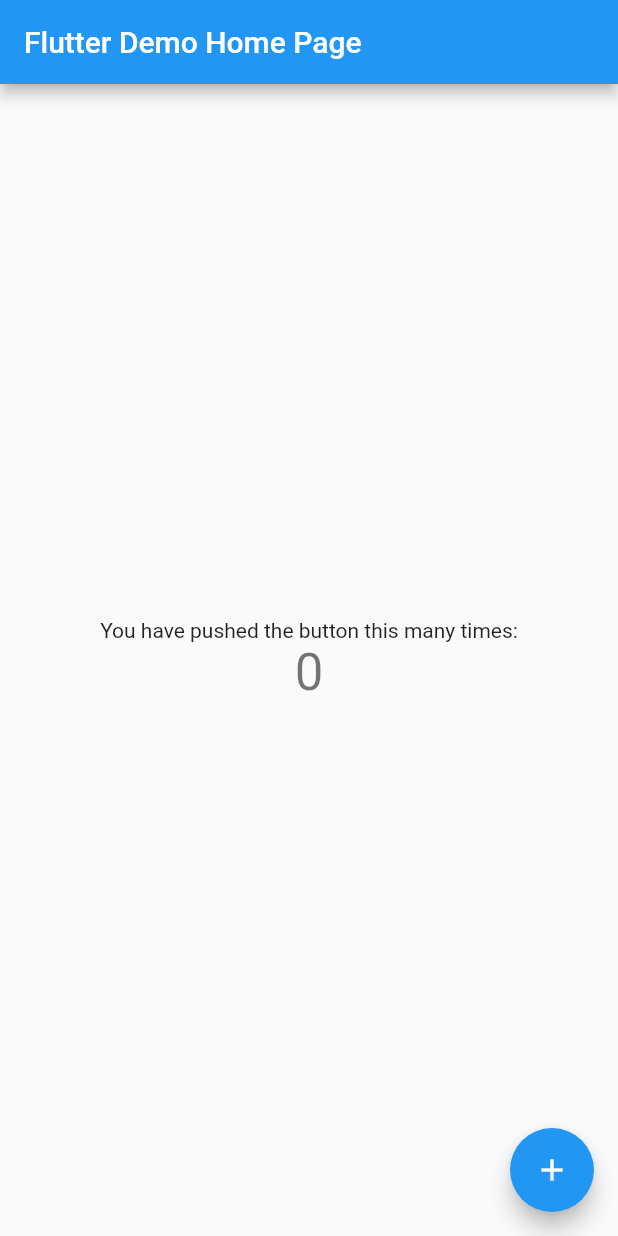
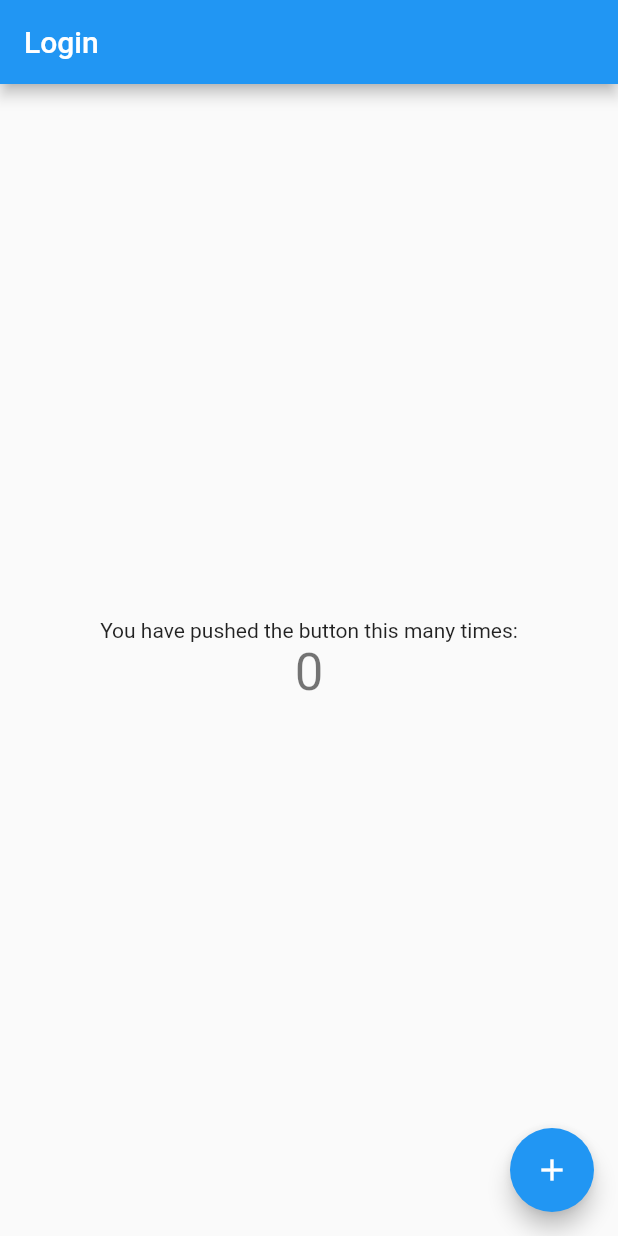
Before and after one commit to carlosrzisc/wish_app, a Flutter app: the screen it shows after launch, on a phone screen of 412 x 824 dp. Run offline on Flutter 3.47's test engine with Material 2 defaults, Android fonts, the phone set to English and light mode, and no system bars; our stand-ins replace bloc, freezed_annotation.

Commit message:
Include empty blocs

```diff
--- a/lib/app/app.dart
+++ b/lib/app/app.dart
@@ -0,0 +1,15 @@
+import 'package:flutter/material.dart';
+import 'package:wish_app/ui/login/login_screen.dart';
+
+class App extends StatelessWidget {
+  @override
+  Widget build(BuildContext context) {
+    return MaterialApp(
+      title: 'Wish list',
+      theme: ThemeData(
+        primarySwatch: Colors.blue,
+      ),
+      home: LoginScreen(),
+    );
+  }
+}
--- /dev/null
+++ b/lib/blocs/login_bloc/login_bloc.dart
@@ -0,0 +1,15 @@
+import 'package:bloc/bloc.dart';
+import 'package:freezed_annotation/freezed_annotation.dart';
+
+part 'login_state.dart';
+part 'login_event.dart';
+part 'login_bloc.freezed.dart';
+
+class LoginBloc extends Bloc<LoginEvent, LoginState> {
+  LoginBloc() : super(_Initial());
+
+  @override
+  Stream<LoginState> mapEventToState(LoginEvent gEvent) async* {
+    yield* gEvent.map(login: (Login value) async* {});
+  }
+}
--- /dev/null
+++ b/lib/blocs/login_bloc/login_event.dart
@@ -0,0 +1,6 @@
+part of 'login_bloc.dart';
+
+@freezed
+class LoginEvent with _$LoginEvent {
+  const factory LoginEvent.login() = Login;
+}
--- /dev/null
+++ b/lib/blocs/wish_details_bloc/wish_details_event.dart
@@ -0,0 +1,6 @@
+part of 'wish_details_bloc.dart';
+
+@freezed
+class WishDetailsEvent with _$WishDetailsEvent {
+  const factory WishDetailsEvent.save() = SaveWish;
+}
--- /dev/null
+++ b/lib/blocs/wish_list_bloc/wish_list_event.dart
@@ -0,0 +1,6 @@
+part of 'wish_list_bloc.dart';
+
+@freezed
+class WishListEvent with _$WishListEvent {
+  const factory WishListEvent.show() = ShowWish;
+}
--- a/lib/main.dart
+++ b/lib/main.dart
@@ -1,113 +1,7 @@
 import 'package:flutter/material.dart';
 
+import 'app/app.dart';
+
 void main() {
-  runApp(MyApp());
+  runApp(App());
 }
-
-class MyApp extends StatelessWidget {
-  // This widget is the root of your application.
-  @override
-  Widget build(BuildContext context) {
-    return MaterialApp(
-      title: 'Flutter Demo',
-      theme: ThemeData(
-        // This is the theme of your application.
-        //
-        // Try running your application with "flutter run". You'll see the
-        // application has a blue toolbar. Then, without quitting the app, try
-        // changing the primarySwatch below to Colors.green and then invoke
-        // "hot reload" (press "r" in the console where you ran "flutter run",
-        // or simply save your changes to "hot reload" in a Flutter IDE).
-        // Notice that the counter didn't reset back to zero; the application
-        // is not restarted.
-        primarySwatch: Colors.blue,
-      ),
-      home: MyHomePage(title: 'Flutter Demo Home Page'),
-    );
-  }
-}
-
-class MyHomePage extends StatefulWidget {
-  MyHomePage({Key? key, required this.title}) : super(key: key);
-
-  // This widget is the home page of your application. It is stateful, meaning
-  // that it has a State object (defined below) that contains fields that affect
-  // how it looks.
-
-  // This class is the configuration for the state. It holds the values (in this
-  // case the title) provided by the parent (in this case the App widget) and
-  // used by the build method of the State. Fields in a Widget subclass are
-  // always marked "final".
-
-  final String title;
-
-  @override
-  _MyHomePageState createState() => _MyHomePageState();
-}
-
-class _MyHomePageState extends State<MyHomePage> {
-  int _counter = 0;
-
-  void _incrementCounter() {
-    setState(() {
-      // This call to setState tells the Flutter framework that something has
-      // changed in this State, which causes it to rerun the build method below
-      // so that the display can reflect the updated values. If we changed
-      // _counter without calling setState(), then the build method would not be
-      // called again, and so nothing would appear to happen.
-      _counter++;
-    });
-  }
-
-  @override
-  Widget build(BuildContext context) {
-    // This method is rerun every time setState is called, for instance as done
-    // by the _incrementCounter method above.
-    //
-    // The Flutter framework has been optimized to make rerunning build methods
-    // fast, so that you can just rebuild anything that needs updating rather
-    // than having to individually change instances of widgets.
-    return Scaffold(
-      appBar: AppBar(
-        // Here we take the value from the MyHomePage object that was created by
-        // the App.build method, and use it to set our appbar title.
-        title: Text(widget.title),
-      ),
-      body: Center(
-        // Center is a layout widget. It takes a single child and positions it
-        // in the middle of the parent.
-        child: Column(
-          // Column is also a layout widget. It takes a list of children and
-          // arranges them vertically. By default, it sizes itself to fit its
-          // children horizontally, and tries to be as tall as its parent.
-          //
-          // Invoke "debug painting" (press "p" in the console, choose the
-          // "Toggle Debug Paint" action from the Flutter Inspector in Android
-          // Studio, or the "Toggle Debug Paint" command in Visual Studio Code)
-          // to see the wireframe for each widget.
-          //
-          // Column has various properties to control how it sizes itself and
-          // how it positions its children. Here we use mainAxisAlignment to
-          // center the children vertically; the main axis here is the vertical
-          // axis because Columns are vertical (the cross axis would be
-          // horizontal).
-          mainAxisAlignment: MainAxisAlignment.center,
-          children: <Widget>[
-            Text(
-              'You have pushed the button this many times:',
-            ),
-            Text(
-              '$_counter',
-              style: Theme.of(context).textTheme.headline4,
-            ),
-          ],
-        ),
-      ),
-      floatingActionButton: FloatingActionButton(
-        onPressed: _incrementCounter,
-        tooltip: 'Increment',
-        child: Icon(Icons.add),
-      ), // This trailing comma makes auto-formatting nicer for build methods.
-    );
-  }
-}
--- a/lib/ui/login/login_screen.dart
+++ b/lib/ui/login/login_screen.dart
@@ -0,0 +1,44 @@
+import 'package:flutter/material.dart';
+
+class LoginScreen extends StatefulWidget {
+  @override
+  _LoginScreenState createState() => _LoginScreenState();
+}
+
+class _LoginScreenState extends State<LoginScreen> {
+  int _counter = 0;
+
+  void _incrementCounter() {
+    setState(() {
+      _counter++;
+    });
+  }
+
+  @override
+  Widget build(BuildContext context) {
+    return Scaffold(
+      appBar: AppBar(
+        title: Text("Login"),
+      ),
+      body: Center(
+        child: Column(
+          mainAxisAlignment: MainAxisAlignment.center,
+          children: <Widget>[
+            Text(
+              'You have pushed the button this many times:',
+            ),
+            Text(
+              '$_counter',
+              style: Theme.of(context).textTheme.headline4,
+            ),
+          ],
+        ),
+      ),
+      floatingActionButton: FloatingActionButton(
+        onPressed: _incrementCounter,
+        tooltip: 'Increment',
+        child: Icon(Icons.add),
+      ),
+    );
+  }
+}
```
Also changed, not shown: lib/blocs/login_bloc/login_state.dart (added, +9 -0 lines), lib/blocs/wish_details_bloc/wish_details_bloc.dart (added, +15 -0 lines), lib/blocs/wish_details_bloc/wish_details_state.dart (added, +9 -0 lines), lib/blocs/wish_list_bloc/wish_list_bloc.dart (added, +15 -0 lines), lib/blocs/wish_list_bloc/wish_list_state.dart (added, +9 -0 lines), pubspec.yaml (+4 -51 lines), lib/blocs/login_bloc/login_bloc.freezed.dart (added), lib/blocs/wish_details_bloc/wish_details_bloc.freezed.dart (added), lib/blocs/wish_list_bloc/wish_list_bloc.freezed.dart (added), pubspec.lock, 1 other file.
